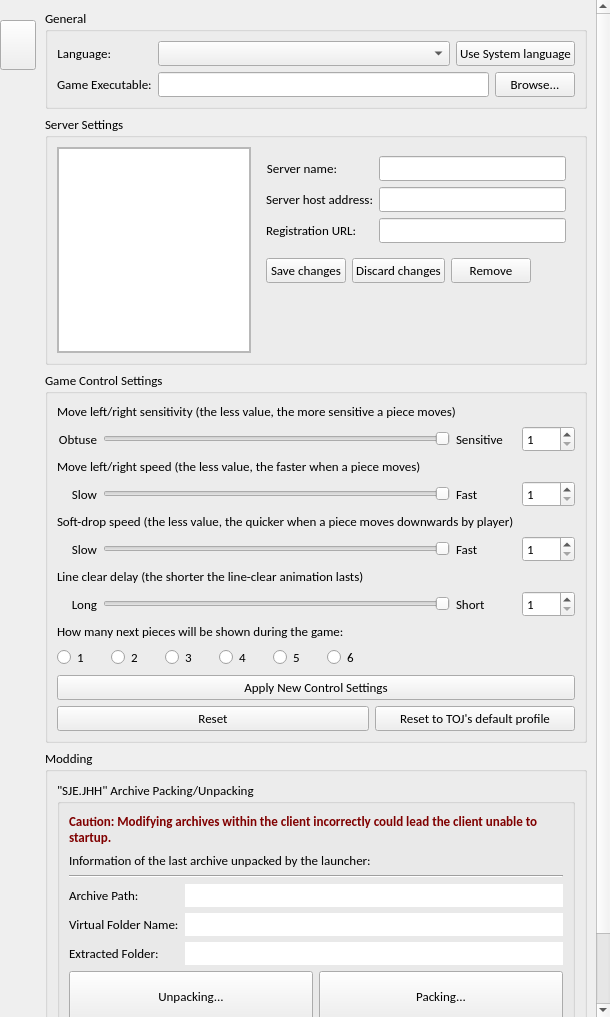
Old version of the form TOPLauncher/SettingsWidget.ui in the repository BSoD-Ultimate/TOPLauncher.
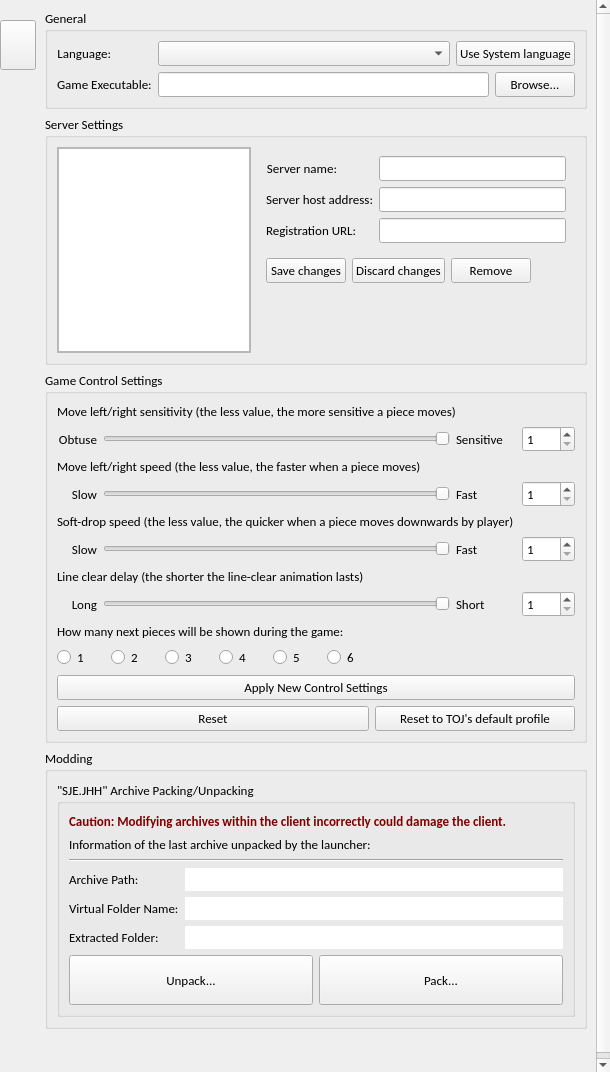
New version of the form. Icons and pictures are not drawn.

Commit message: Implement the "SJE.JHH" archive unpacking/packing functionality.

```diff
--- a/TOPLauncher/SettingsWidget.ui
+++ b/TOPLauncher/SettingsWidget.ui
@@ -7,7 +7,7 @@
     <x>0</x>
     <y>0</y>
     <width>610</width>
-    <height>1017</height>
+    <height>1072</height>
    </rect>
   </property>
   <property name="sizePolicy">
@@ -181,7 +181,7 @@
         <x>0</x>
         <y>0</y>
         <width>572</width>
-        <height>1017</height>
+        <height>1072</height>
        </rect>
       </property>
       <layout class="QVBoxLayout" name="verticalLayout_9">
@@ -986,7 +986,7 @@
              <item>
               <widget class="QLabel" name="label_2">
                <property name="text">
-                <string>&lt;html&gt;&lt;head/&gt;&lt;body&gt;&lt;p&gt;&lt;span style=&quot; font-weight:600; color:#800000;&quot;&gt;Caution: Modifying archives within the client incorrectly could lead the client unable to startup.&lt;/span&gt;&lt;/p&gt;&lt;/body&gt;&lt;/html&gt;</string>
+                <string>&lt;html&gt;&lt;head/&gt;&lt;body&gt;&lt;p&gt;&lt;span style=&quot; font-weight:600; color:#800000;&quot;&gt;Caution: Modifying archives within the client incorrectly could damage the client.&lt;/span&gt;&lt;/p&gt;&lt;/body&gt;&lt;/html&gt;</string>
                </property>
                <property name="wordWrap">
                 <bool>true</bool>
@@ -1094,7 +1094,7 @@
                   </size>
                  </property>
                  <property name="text">
-                  <string>Unpacking...</string>
+                  <string>Unpack...</string>
                  </property>
                 </widget>
                </item>
@@ -1107,7 +1107,7 @@
                   </size>
                  </property>
                  <property name="text">
-                  <string>Packing...</string>
+                  <string>Pack...</string>
                  </property>
                 </widget>
                </item>
```
The commit also changes 20 other files.
